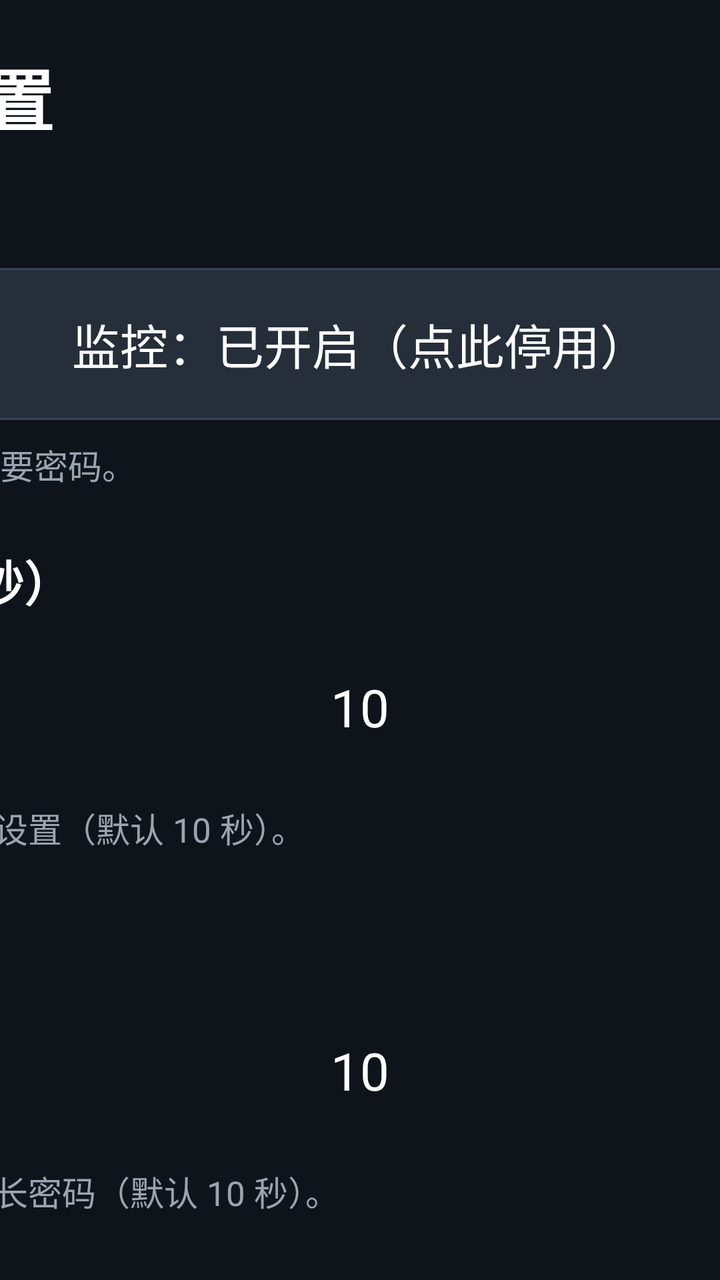
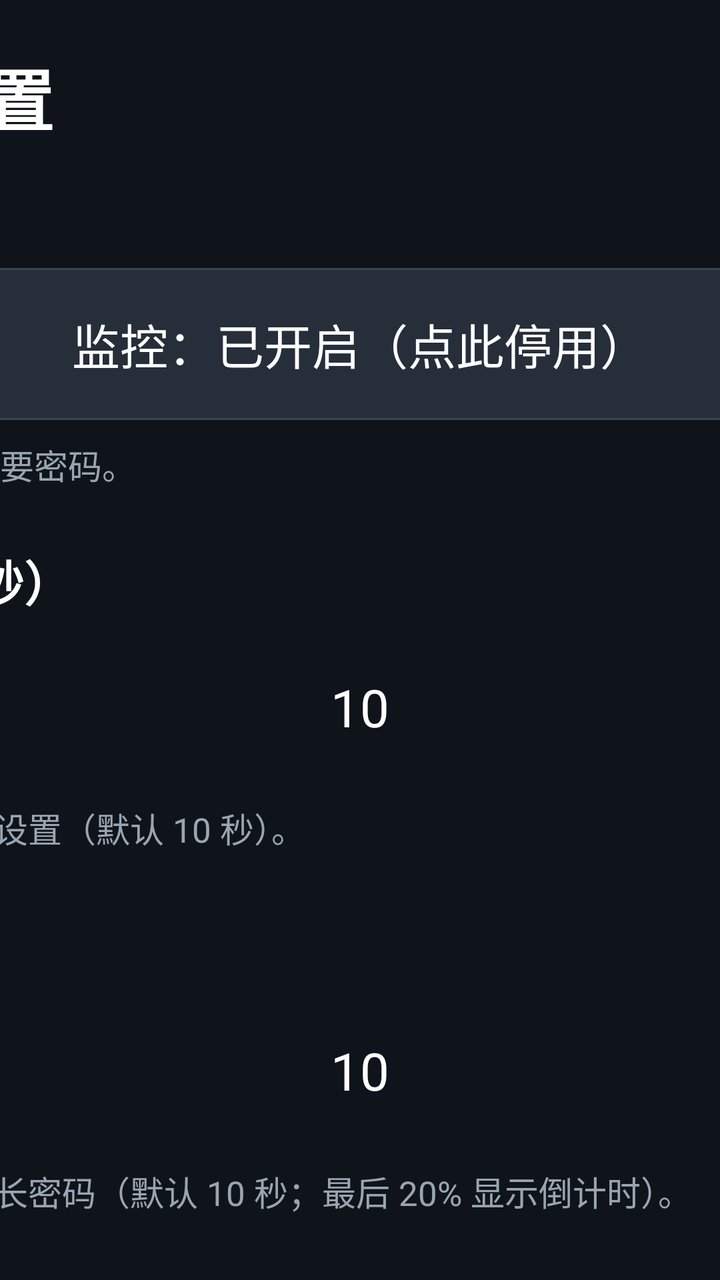

Compare the two renders of this Android layout. The source of the first and the diff that turns it into the second are given below.
<!-- AndroidManifest.xml: application theme Theme.KidsLock -->
<!-- res/layout/activity_main.xml -->
<?xml version="1.0" encoding="utf-8"?>
<FrameLayout xmlns:android="http://schemas.android.com/apk/res/android"
    android:id="@+id/root"
    android:layout_width="match_parent"
    android:layout_height="match_parent"
    android:background="@color/bg_dark">

    <ScrollView
        android:id="@+id/scroll"
        android:layout_width="match_parent"
        android:layout_height="match_parent"
        android:fillViewport="true"
        android:scrollbars="none">

        <LinearLayout
            android:layout_width="960dp"
            android:layout_height="wrap_content"
            android:layout_gravity="center_horizontal"
            android:orientation="vertical"
            android:paddingLeft="28dp"
            android:paddingRight="28dp"
            android:paddingTop="24dp"
            android:paddingBottom="40dp">

            
            <LinearLayout
                android:layout_width="match_parent"
                android:layout_height="wrap_content"
                android:baselineAligned="true"
                android:orientation="horizontal">

                <TextView
                    android:layout_width="0dp"
                    android:layout_height="wrap_content"
                    android:layout_weight="1"
                    android:includeFontPadding="false"
                    android:text="每日壁纸 · 家长设置"
                    android:textColor="@color/text_main"
                    android:textSize="34sp"
                    android:textStyle="bold" />

                <TextView
                    android:id="@+id/tvVersion"
                    android:layout_width="wrap_content"
                    android:layout_height="wrap_content"
                    android:layout_marginLeft="16dp"
                    android:includeFontPadding="false"
                    android:text="v1.9.8"
                    android:textColor="@color/text_dim"
                    android:textSize="20sp" />
            </LinearLayout>

            <TextView style="@style/Label" android:text="监控开关" />

            <TextView
                android:id="@+id/btnEnable"
                style="@style/RowBtn"
                android:text="监控：已开启（点此停用）" />

            <TextView
                style="@style/Hint"
                android:text="关掉后不计时、不锁屏；家长设置仍要密码。" />

            
            <TextView
                style="@style/Label"
                android:text="壁纸页长按 OK 进验证（秒）" />

            <LinearLayout style="@style/Stepper">

                <TextView
                    android:id="@+id/btnHoldMinus"
                    style="@style/StepBtn"
                    android:text="-" />

                <TextView
                    android:id="@+id/tvHoldSec"
                    style="@style/StepValue"
                    android:text="10" />

                <TextView
                    android:id="@+id/btnHoldPlus"
                    style="@style/StepBtn"
                    android:text="+" />
            </LinearLayout>

            <TextView
                style="@style/Hint"
                android:text="壁纸界面按住 OK 键这么久才进家长设置（默认 10 秒）。" />

            <TextView style="@style/Label" android:text="锁屏页长按 OK 解锁（秒）" />

            <LinearLayout style="@style/Stepper">

                <TextView
                    android:id="@+id/btnUnlockMinus"
                    style="@style/StepBtn"
                    android:text="-" />

                <TextView
                    android:id="@+id/tvUnlockSec"
                    style="@style/StepValue"
                    android:text="10" />

                <TextView
                    android:id="@+id/btnUnlockPlus"
                    style="@style/StepBtn"
                    android:text="+" />
            </LinearLayout>

            <TextView
                style="@style/Hint"
                android:text="锁屏答题页按住 OK 键这么久呼出家长密码（默认 10 秒）。" />

            <TextView style="@style/Label" android:text="单次连续观看（分钟，到点答题解锁）" />

            <LinearLayout style="@style/Stepper">

                <TextView
                    android:id="@+id/btnSingleMinus"
                    style="@style/StepBtn"
                    android:text="-" />

                <TextView
                    android:id="@+id/tvSingle"
                    style="@style/StepValue"
                    android:text="20" />

                <TextView
                    android:id="@+id/btnSinglePlus"
                    style="@style/StepBtn"
                    android:text="+" />
            </LinearLayout>

            <TextView
                style="@style/Hint"
                android:text="看满这个时长就弹锁屏；答对后重新计时。范围 5~120 分钟。" />

            <TextView style="@style/Label" android:text="每日累计上限（分钟，0=不限）" />

            <LinearLayout style="@style/Stepper">

                <TextView
                    android:id="@+id/btnDailyMinus"
                    style="@style/StepBtn"
                    android:text="-" />

                <TextView
                    android:id="@+id/tvDaily"
                    style="@style/StepValue"
                    android:text="0" />

                <TextView
                    android:id="@+id/btnDailyPlus"
                    style="@style/StepBtn"
                    android:text="+" />
            </LinearLayout>

            <TextView style="@style/Label" android:text="长关机重置阈值（分钟，0=不限）" />

            <LinearLayout style="@style/Stepper">

                <TextView
                    android:id="@+id/btnAwayMinus"
                    style="@style/StepBtn"
                    android:text="-" />

                <TextView
                    android:id="@+id/tvAway"
                    style="@style/StepValue"
                    android:text="30 分钟" />

                <TextView
                    android:id="@+id/btnAwayPlus"
                    style="@style/StepBtn"
                    android:text="+" />
            </LinearLayout>

            <TextView
                style="@style/Hint"
                android:text="关机不超过这个时长：计时接着走、锁屏保留；超过：本次计时清零（今日已看不减）；过零点：全部清零。0=不限。" />

            <TextView style="@style/Label" android:text="连续答对题数（答对才解锁）" />

            <LinearLayout style="@style/Stepper">

                <TextView
                    android:id="@+id/btnCorrMinus"
                    style="@style/StepBtn"
                    android:text="-" />

                <TextView
                    android:id="@+id/tvCorrect"
                    style="@style/StepValue"
                    android:text="3" />

                <TextView
                    android:id="@+id/btnCorrPlus"
                    style="@style/StepBtn"
                    android:text="+" />
            </LinearLayout>

            <TextView style="@style/Label" android:text="孩子年级" />

            <LinearLayout style="@style/Stepper">

                <TextView
                    android:id="@+id/btnLevelMinus"
                    style="@style/StepBtn"
                    android:text="-" />

                <TextView
                    android:id="@+id/tvLevel"
                    style="@style/StepValue"
                    android:text="二年级" />

                <TextView
                    android:id="@+id/btnLevelPlus"
                    style="@style/StepBtn"
                    android:text="+" />
            </LinearLayout>

            <TextView
                style="@style/Hint"
                android:text="1~9 年级；只出该年级及以下的题，不超纲。" />

            <TextView style="@style/Label" android:text="教材版本（语文/数学/英语按版本出题）" />

            <LinearLayout
                android:id="@+id/editionRow"
                android:layout_width="match_parent"
                android:layout_height="wrap_content"
                android:baselineAligned="false"
                android:orientation="horizontal" />

            <TextView style="@style/Label" android:text="启用题型（可多选）" />

            <LinearLayout
                android:id="@+id/typeGrid"
                android:layout_width="match_parent"
                android:layout_height="wrap_content"
                android:orientation="vertical" />

            <TextView style="@style/Label" android:text="题库" />

            <TextView
                android:id="@+id/tvQuizStatus"
                style="@style/Hint"
                android:text="未加载" />

            <TextView
                style="@style/Hint"
                android:text="想加自己的题：把 txt 文件拷到电视的 Download/txhlock 文件夹（U 盘或 SMB 都行），再点「重新加载题库」。一行一题：题目|答案|错误1;错误2;错误3" />

            <TextView
                android:id="@+id/btnExportQuiz"
                style="@style/RowBtn"
                android:text="导出内置题库（照着改）" />

            <TextView
                android:id="@+id/btnReloadQuiz"
                style="@style/RowBtn"
                android:layout_marginTop="10dp"
                android:text="重新加载题库" />

            <TextView
                android:id="@+id/btnClearLocal"
                style="@style/RowBtn"
                android:layout_marginTop="10dp"
                android:text="删除本地题库文件（只删本地，不动内置）" />

            <TextView style="@style/Label" android:text="局域网 SMB 题库同步（打开应用时自动更新）" />

            <TextView
                android:id="@+id/tvSmbStatus"
                style="@style/Hint"
                android:text="SMB 同步未开启" />

            <TextView
                android:id="@+id/btnSmbSetup"
                style="@style/RowBtn"
                android:text="SMB 同步设置" />

            <TextView
                android:id="@+id/btnSmbSyncNow"
                style="@style/RowBtn"
                android:layout_marginTop="10dp"
                android:text="立即更新 SMB 题库" />

            <TextView style="@style/Label" android:text="家长密码" />

            <TextView
                android:id="@+id/btnChangePin"
                style="@style/RowBtn"
                android:text="修改家长密码（默认 1234）" />

            <TextView style="@style/Label" android:text="防绕过 / 锁屏方式" />

            <TextView
                android:id="@+id/btnBootLock"
                style="@style/RowBtn"
                android:text="开机先答题：开（点此关闭）" />

            <TextView
                style="@style/Hint"
                android:text="开：每次真正开机/重启都先答题；关：沿用重启前状态（已锁仍锁，没锁就接着上次计时）。关机超过「长关机」时长会按长关机规则清零。" />

            <TextView
                android:id="@+id/btnOverlay"
                style="@style/RowBtn"
                android:layout_marginTop="10dp"
                android:text="悬浮层：检查中…" />

            <TextView
                android:id="@+id/tvHomeStatus"
                style="@style/Hint"
                android:text="系统桌面：未做任何修改" />

            <TextView
                android:id="@+id/btnAcc"
                style="@style/RowBtn"
                android:text="去系统里打开无障碍（当前：未开启）" />

            <TextView
                android:id="@+id/tvAccStatus"
                style="@style/Hint"
                android:text="正在检测无障碍保活状态…" />

            <TextView
                android:id="@+id/tvAccState"
                style="@style/Hint"
                android:text="无障碍：正在检测…" />

            <TextView
                style="@style/Hint"
                android:text="更新/覆盖安装后，小米电视可能会自动关掉无障碍；更新完回来看到「未开启」，点上面的按钮重开一次即可。" />

            <TextView
                style="@style/Hint"
                android:text="小米/部分电视有「自启动」开关；Sony、Google TV 等原生系统没有这个开关，只要无障碍已开启，开机后会自动恢复，不用管。" />

            <TextView
                android:id="@+id/btnSysSettings"
                style="@style/RowBtn"
                android:text="自启动：检测中…" />

            <TextView
                android:id="@+id/btnHomeSetup"
                style="@style/RowBtn"
                android:layout_marginTop="10dp"
                android:text="还原并卸载（恢复小米桌面）" />

            <TextView style="@style/Label" android:text="帮助与诊断" />

            <TextView
                android:id="@+id/tvHelp"
                style="@style/Hint"
                android:text="正在读取状态…" />

            <TextView
                android:id="@+id/btnFixAcc"
                style="@style/RowBtn"
                android:text="主页键拦截失效？点此修复" />

            <TextView
                android:id="@+id/btnTestLock"
                style="@style/RowBtn"
                android:layout_marginTop="26dp"
                android:background="@drawable/bg_primary"
                android:text="立即锁定测试" />
        </LinearLayout>
    </ScrollView>

    <FrameLayout
        android:id="@+id/gateLayer"
        android:layout_width="match_parent"
        android:layout_height="match_parent"
        android:visibility="gone" />
</FrameLayout>
<!-- resources referenced by this layout -->
<resources>
  <color name="bg_dark">#0F141B</color>
  <color name="text_dim">#9AA5B1</color>
  <color name="text_main">#FFFFFF</color>
  <!-- drawable bg_primary (drawable) -->
  <?xml version="1.0" encoding="utf-8"?>
  <selector xmlns:android="http://schemas.android.com/apk/res/android">
      <item android:state_focused="true"><shape android:shape="rectangle"><solid android:color="@color/accent" /><stroke android:width="3dp" android:color="#FFFFFF" /><corners android:radius="14dp" /></shape></item>
      <item android:state_pressed="true"><shape android:shape="rectangle"><solid android:color="@color/accent_deep" /><corners android:radius="14dp" /></shape></item>
      <item><shape android:shape="rectangle"><solid android:color="@color/accent" /><corners android:radius="14dp" /></shape></item>
  </selector>
  <style name="Hint">
          <item name="android:layout_width">match_parent</item>
          <item name="android:layout_height">wrap_content</item>
          <item name="android:layout_marginTop">10dp</item>
          <item name="android:layout_marginBottom">10dp</item>
          <item name="android:textColor">@color/text_dim</item>
          <item name="android:textSize">17sp</item>
          <item name="android:lineSpacingExtra">6dp</item>
          <item name="android:includeFontPadding">false</item>
      </style>
  <style name="Label">
          <item name="android:layout_width">match_parent</item>
          <item name="android:layout_height">wrap_content</item>
          <item name="android:layout_marginTop">18dp</item>
          <item name="android:layout_marginBottom">8dp</item>
          <item name="android:textColor">@color/text_main</item>
          <item name="android:textSize">24sp</item>
          <item name="android:textStyle">bold</item>
      </style>
  <style name="RowBtn">
          <item name="android:textAllCaps">false</item>
          <item name="android:layout_width">match_parent</item>
          <item name="android:layout_height">76dp</item>
          <item name="android:background">@drawable/bg_option</item>
          <item name="android:gravity">center</item>
          <item name="android:paddingLeft">12dp</item>
          <item name="android:paddingRight">12dp</item>
          <item name="android:textColor">@color/text_main</item>
          <item name="android:textSize">24sp</item>
      </style>
  <style name="StepBtn">
          <item name="android:textAllCaps">false</item>
          <item name="android:layout_width">120dp</item>
          <item name="android:layout_height">76dp</item>
          <item name="android:background">@drawable/bg_option</item>
          <item name="android:gravity">center</item>
          <item name="android:textColor">@color/text_main</item>
          <item name="android:textSize">26sp</item>
      </style>
  <style name="StepValue">
          <item name="android:layout_width">0dp</item>
          <item name="android:layout_height">76dp</item>
          <item name="android:layout_weight">1</item>
          <item name="android:gravity">center</item>
          <item name="android:textColor">@color/text_main</item>
          <item name="android:textSize">26sp</item>
      </style>
  <style name="Stepper">
          <item name="android:layout_width">match_parent</item>
          <item name="android:layout_height">wrap_content</item>
          <item name="android:orientation">horizontal</item>
      </style>
  <style name="Theme.KidsLock" parent="android:Theme.Holo.NoActionBar">
          <item name="android:windowBackground">@color/bg_dark</item>
          <item name="android:windowNoTitle">true</item>
          <item name="android:windowActionBar">false</item>
          <item name="android:windowContentOverlay">@null</item>
          <item name="android:colorBackground">@color/bg_dark</item>
          <item name="android:fontFamily">sans-serif</item>
      </style>
  <color name="accent">#1E5AF0</color>
  <color name="accent_deep">#1746C4</color>
  <color name="option_bg">#262E3A</color>
  <!-- unchanged entries left out for length: 1 -->
</resources>

<!-- the commit's change to res/layout/activity_main.xml (unified diff, before → after) -->
@@ -110,7 +110,7 @@
 
             <TextView
                 style="@style/Hint"
-                android:text="锁屏答题页按住 OK 键这么久呼出家长密码（默认 10 秒）。" />
+                android:text="锁屏答题页按住 OK 键这么久呼出家长密码（默认 10 秒；最后 20% 显示倒计时）。" />
 
             <TextView style="@style/Label" android:text="单次连续观看（分钟，到点答题解锁）" />
 
